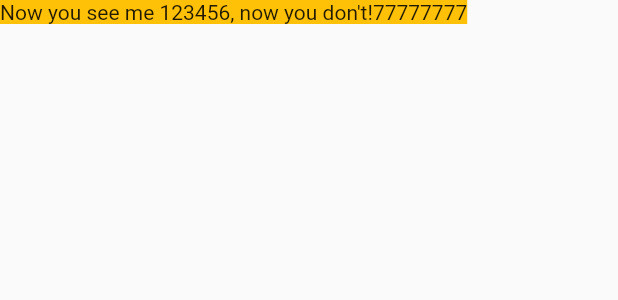
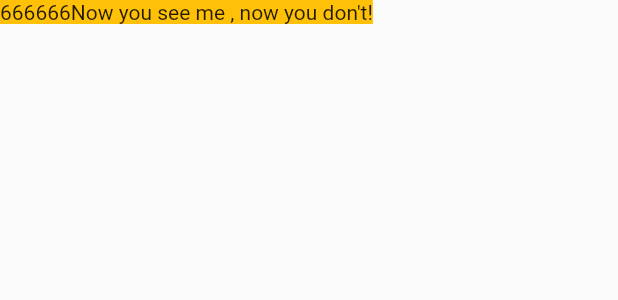
Before and after one commit to HaldunMatar/Flutter_widgets, a Flutter app: the OurOpacity widget shown alone on an empty page, opened directly, on a phone screen of 412 x 824 dp. Shown: the top 300 px of the screen. Run offline on Flutter 3.47's test engine with Material 2 defaults, Android fonts, the light colour scheme and no system bars.

Commit message:
6 commit

```diff
--- a/lib/opacity.dart
+++ b/lib/opacity.dart
@@ -21,8 +21,7 @@ class _OurOpacityState extends State<OurOpacity> {
             color: Colors.amber,
             child: Opacity(
               opacity: _visible ? 1.0 : 0.0,
-              child:
-                  const Text("Now you see me 123456, now you don't!77777777"),
+              child: const Text("666666Now you see me , now you don't!"),
             )));
   }
 }
```
